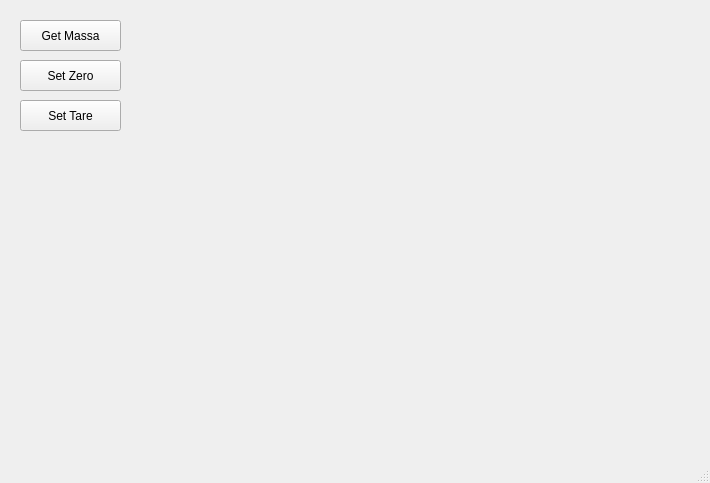
Old version of the form mainwindow.ui in the repository cyrillwork/MassaK.
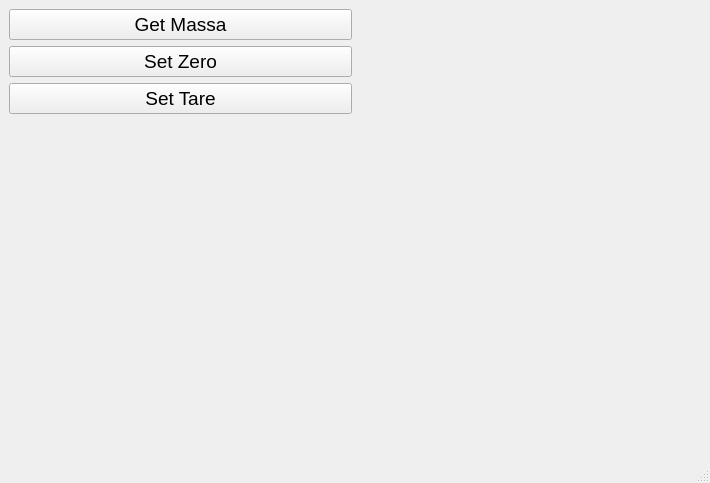
New version of the form.

What changed in the file:
```diff
--- a/mainwindow.ui
+++ b/mainwindow.ui
@@ -17,54 +17,65 @@
    <double>5.000000000000000</double>
   </property>
   <widget class="QWidget" name="centralwidget">
+   <layout class="QHBoxLayout" name="horizontalLayout">
+    <item>
+     <layout class="QVBoxLayout" name="verticalLayout">
+      <item>
+       <layout class="QFormLayout" name="formLayout"/>
+      </item>
+      <item>
    <widget class="QPushButton" name="getMassa">
-    <property name="geometry">
-     <rect>
-      <x>20</x>
-      <y>20</y>
-      <width>101</width>
-      <height>31</height>
-     </rect>
+        <property name="font">
+         <font>
+          <pointsize>14</pointsize>
+         </font>
     </property>
     <property name="text">
      <string>Get Massa</string>
     </property>
    </widget>
+      </item>
+      <item>
    <widget class="QPushButton" name="setZero">
-    <property name="geometry">
-     <rect>
-      <x>20</x>
-      <y>60</y>
-      <width>101</width>
-      <height>31</height>
-     </rect>
+        <property name="font">
+         <font>
+          <pointsize>14</pointsize>
+         </font>
     </property>
     <property name="text">
      <string>Set Zero</string>
     </property>
    </widget>
+      </item>
+      <item>
    <widget class="QPushButton" name="setTare">
-    <property name="geometry">
-     <rect>
-      <x>20</x>
-      <y>100</y>
-      <width>101</width>
-      <height>31</height>
-     </rect>
+        <property name="font">
+         <font>
+          <pointsize>14</pointsize>
+         </font>
     </property>
     <property name="text">
      <string>Set Tare</string>
     </property>
    </widget>
+      </item>
+      <item>
+       <spacer name="verticalSpacer">
+        <property name="orientation">
+         <enum>Qt::Vertical</enum>
+        </property>
+        <property name="sizeHint" stdset="0">
+         <size>
+          <width>20</width>
+          <height>40</height>
+         </size>
+        </property>
+       </spacer>
+      </item>
+     </layout>
+    </item>
+    <item>
    <widget class="QLabel" name="scaleInfo">
-    <property name="geometry">
-     <rect>
-      <x>160</x>
-      <y>20</y>
-      <width>501</width>
-      <height>371</height>
-     </rect>
-    </property>
     <property name="font">
      <font>
       <pointsize>14</pointsize>
@@ -79,6 +90,8 @@
      <set>Qt::AlignLeading|Qt::AlignLeft|Qt::AlignTop</set>
     </property>
    </widget>
+    </item>
+   </layout>
   </widget>
   <widget class="QMenuBar" name="menubar">
    <property name="geometry">
```
Lines whose indentation alone changed are shown as unchanged.
